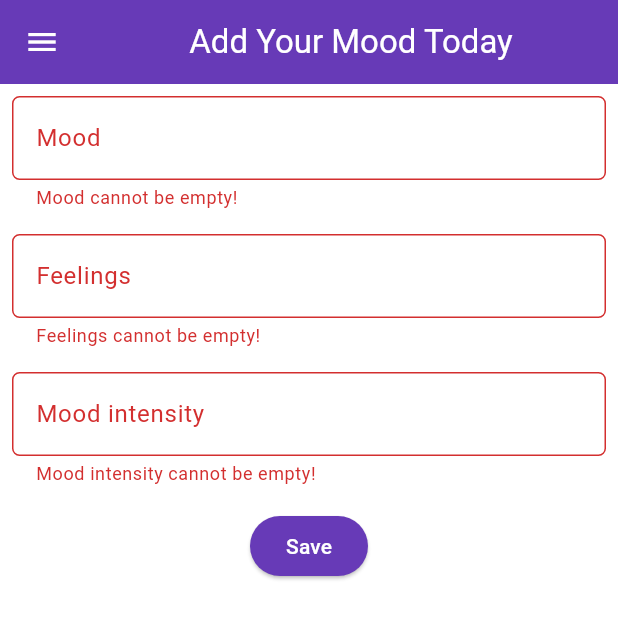
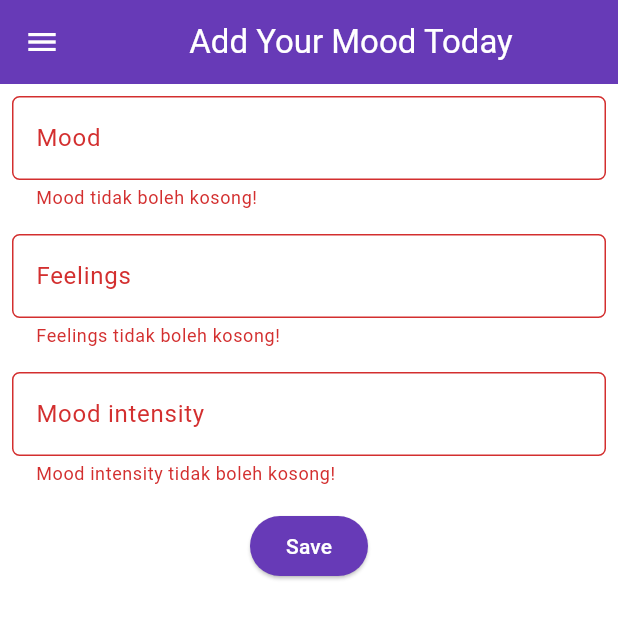
Before and after one commit to isaacboentoro/mental_health_tracker_mobile, a Flutter app: the MoodEntryFormPage screen opened directly, after a tap on "Save", on a phone screen of 412 x 824 dp. Shown: the top 619 px of the screen. Run offline on Flutter 3.47's test engine with Material 3 defaults, Android fonts, the phone set to English and light mode, and no system bars; missing offline and left inert: pbp_django_auth.

Commit message:
finish tutor 8

```diff
--- a/lib/screens/moodentry_form.dart
+++ b/lib/screens/moodentry_form.dart
@@ -1,5 +1,9 @@
 import 'package:flutter/material.dart';
-import '../widgets/left_drawer.dart';
+import 'package:mental_health_tracker/screens/menu.dart';
+import 'package:mental_health_tracker/widgets/left_drawer.dart';
+import 'package:pbp_django_auth/pbp_django_auth.dart';
+import 'package:provider/provider.dart';
+import 'dart:convert';
 
 class MoodEntryFormPage extends StatefulWidget {
   const MoodEntryFormPage({super.key});
@@ -10,11 +14,14 @@ class MoodEntryFormPage extends StatefulWidget {
 
 class _MoodEntryFormPageState extends State<MoodEntryFormPage> {
   final _formKey = GlobalKey<FormState>();
-  String _mood = "";
-  String _feelings = "";
+  String _mood = '';
+  String _feelings = '';
   int _moodIntensity = 0;
+
   @override
   Widget build(BuildContext context) {
+    final request = context.watch<CookieRequest>();
+
     return Scaffold(
       appBar: AppBar(
         title: const Center(
@@ -49,7 +56,7 @@ class _MoodEntryFormPageState extends State<MoodEntryFormPage> {
                   },
                   validator: (String? value) {
                     if (value == null || value.isEmpty) {
-            return "Mood cannot be empty!";
+                      return "Mood tidak boleh kosong!";
                     }
                     return null;
                   },
@@ -72,7 +79,7 @@ class _MoodEntryFormPageState extends State<MoodEntryFormPage> {
                   },
                   validator: (String? value) {
                     if (value == null || value.isEmpty) {
-            return "Feelings cannot be empty!";
+                      return "Feelings tidak boleh kosong!";
                     }
                     return null;
                   },
@@ -95,10 +102,10 @@ class _MoodEntryFormPageState extends State<MoodEntryFormPage> {
                   },
                   validator: (String? value) {
                     if (value == null || value.isEmpty) {
-            return "Mood intensity cannot be empty!";
+                      return "Mood intensity tidak boleh kosong!";
                     }
                     if (int.tryParse(value) == null) {
-            return "Mood intensity must be a number!";
+                      return "Mood intensity harus berupa angka!";
                     }
                     return null;
                   },
@@ -110,39 +117,39 @@ class _MoodEntryFormPageState extends State<MoodEntryFormPage> {
                   padding: const EdgeInsets.all(8.0),
                   child: ElevatedButton(
                     style: ButtonStyle(
-            backgroundColor: WidgetStateProperty.all(
+                      backgroundColor: MaterialStateProperty.all(
                           Theme.of(context).colorScheme.primary),
                     ),
-          onPressed: () {
+                    onPressed: () async {
                         if (_formKey.currentState!.validate()) {
-                  if (_formKey.currentState!.validate()) {
-      showDialog(
-        context: context,
-        builder: (context) {
-          return AlertDialog(
-            title: const Text('Mood successfully saved'),
-            content: SingleChildScrollView(
-              child: Column(
-                crossAxisAlignment: CrossAxisAlignment.start,
-                children: [
-                  Text('Mood: $_mood'),
-                  Text('Feelings: $_feelings'),
-                  Text('Intensity: $_moodIntensity')
-                ],
-              ),
-            ),
-            actions: [
-              TextButton(
-                child: const Text('OK'),
-                onPressed: () {
-                  Navigator.pop(context);
-                  _formKey.currentState!.reset();
-                },
-              ),
-            ],
+                            // Send request to Django and wait for the response
+                            // TODO: Change the URL to your Django app's URL. Don't forget to add the trailing slash (/) if needed.
+                            final response = await request.postJson(
+                                "http://localhost:8000/create-flutter/",
+                                jsonEncode(<String, String>{
+                                    'mood': _mood,
+                                    'mood_intensity': _moodIntensity.toString(),
+                                    'feelings': _feelings,
+                                // TODO: Adjust the fields with your project
+                                }),
                             );
-        },
+                            if (context.mounted) {
+                                if (response['status'] == 'success') {
+                                    ScaffoldMessenger.of(context)
+                                        .showSnackBar(const SnackBar(
+                                    content: Text("New mood has saved successfully!"),
+                                    ));
+                                    Navigator.pushReplacement(
+                                        context,
+                                        MaterialPageRoute(builder: (context) => MyHomePage()),
                                     );
+                                } else {
+                                    ScaffoldMessenger.of(context)
+                                        .showSnackBar(const SnackBar(
+                                        content:
+                                            Text("Something went wrong, please try again."),
+                                    ));
+                                }
                             }
                         }
                     },
```
Also changed, not shown: lib/screens/list_moodentry.dart (+31 -15 lines), lib/widgets/mood_card.dart (+28 -1 lines). Lines whose indentation alone changed are shown as unchanged.
